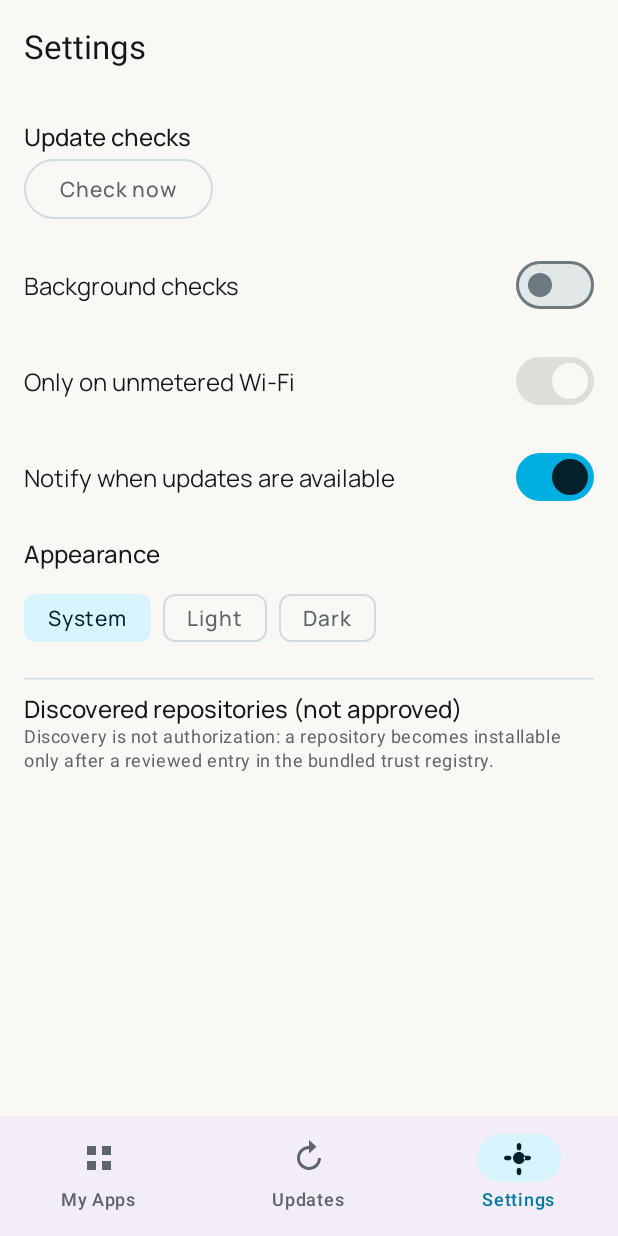
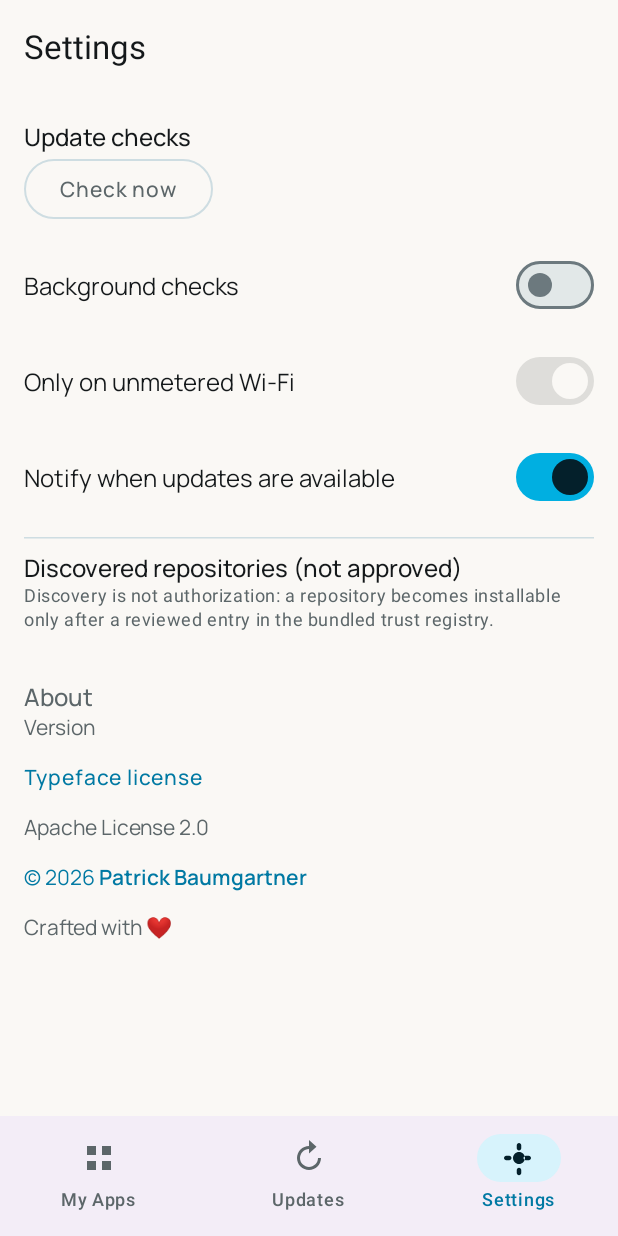
Before and after one commit to patbaumgartner/my-apps-android, an Android app built with Jetpack Compose: the SettingsScreen screen opened through its navigation route, on a phone screen of 412 x 824 dp. Run offline under Robolectric (Android 15) with nearby library versions, the phone set to English and light mode, and no system bars; network calls fail; 2 statements that could not run were skipped.

Commit message:
feat(settings): align About section and follow system theme
Add the canonical AuthorNote block (version with commit, typeface
license dialog, app license, author link) to Settings and drop the
appearance theme chooser so the theme always follows the system.

```diff
--- a/app/src/main/kotlin/com/patbaumgartner/android/myapps/data/settings/SettingsRepository.kt
+++ b/app/src/main/kotlin/com/patbaumgartner/android/myapps/data/settings/SettingsRepository.kt
@@ -5,8 +5,6 @@ import android.content.SharedPreferences
 import androidx.core.content.edit
 import com.patbaumgartner.android.myapps.domain.model.Channel
 import com.patbaumgartner.android.myapps.domain.trust.TrustRegistry
-
-enum class ThemeMode { SYSTEM, LIGHT, DARK }
 
 /**
  * Thin SharedPreferences wrapper. All keys are prefixed; nothing here is security-sensitive
@@ -47,10 +45,6 @@ class SettingsRepository(context: Context) {
     var notificationsEnabled: Boolean
         get() = prefs.getBoolean("notifications.enabled", true)
         set(value) = prefs.edit { putBoolean("notifications.enabled", value) }
-
-    var themeMode: ThemeMode
-        get() = ThemeMode.entries.firstOrNull { it.name == prefs.getString("theme", null) } ?: ThemeMode.SYSTEM
-        set(value) = prefs.edit { putString("theme", value.name) }
 
     /** ETag cache for GitHub API GETs, keyed by request path. */
     fun etagFor(path: String): String? = prefs.getString("etag.$path", null)
--- a/app/src/main/kotlin/com/patbaumgartner/android/myapps/ui/MainActivity.kt
+++ b/app/src/main/kotlin/com/patbaumgartner/android/myapps/ui/MainActivity.kt
@@ -9,10 +9,8 @@ import androidx.activity.compose.setContent
 import androidx.activity.enableEdgeToEdge
 import androidx.activity.result.contract.ActivityResultContracts
 import androidx.activity.viewModels
-import androidx.compose.runtime.collectAsState
-import androidx.compose.runtime.getValue
+import androidx.compose.foundation.isSystemInDarkTheme
 import androidx.core.content.ContextCompat
-import com.patbaumgartner.android.myapps.data.settings.ThemeMode
 import com.patbaumgartner.android.myapps.ui.theme.MyAppsTheme
 
 class MainActivity : ComponentActivity() {
@@ -29,13 +27,7 @@ class MainActivity : ComponentActivity() {
         requestNotificationPermissionIfNeeded()
         viewModel.refreshInstallPermission()
         setContent {
-            val theme by viewModel.themeMode.collectAsState()
-            val dark = when (theme) {
-                ThemeMode.SYSTEM -> androidx.compose.foundation.isSystemInDarkTheme()
-                ThemeMode.LIGHT -> false
-                ThemeMode.DARK -> true
-            }
-            MyAppsTheme(darkTheme = dark) {
+            MyAppsTheme(darkTheme = isSystemInDarkTheme()) {
                 MyAppsApp(viewModel)
             }
         }
--- a/app/src/main/kotlin/com/patbaumgartner/android/myapps/ui/MyAppsApp.kt
+++ b/app/src/main/kotlin/com/patbaumgartner/android/myapps/ui/MyAppsApp.kt
@@ -104,12 +104,10 @@ fun MyAppsApp(viewModel: MyAppsViewModel) {
             }
             composable(Route.Settings.route) {
                 SettingsScreen(
-                    themeMode = viewModel.themeMode,
                     backgroundChecks = viewModel.backgroundChecksEnabled,
                     wifiOnly = viewModel.backgroundWifiOnly,
                     notifications = viewModel.notificationsEnabled,
                     discovered = viewModel.discovered,
-                    onTheme = viewModel::setTheme,
                     onBackgroundChecks = viewModel::setBackgroundChecks,
                     onWifiOnly = viewModel::setBackgroundWifiOnly,
                     onNotifications = viewModel::setNotificationsEnabled,
--- a/app/src/main/kotlin/com/patbaumgartner/android/myapps/ui/MyAppsViewModel.kt
+++ b/app/src/main/kotlin/com/patbaumgartner/android/myapps/ui/MyAppsViewModel.kt
@@ -16,7 +16,6 @@ import com.patbaumgartner.android.myapps.data.install.InstallRepository
 import com.patbaumgartner.android.myapps.data.install.InstallResultReceiver
 import com.patbaumgartner.android.myapps.data.notify.Notifier
 import com.patbaumgartner.android.myapps.data.settings.SettingsRepository
-import com.patbaumgartner.android.myapps.data.settings.ThemeMode
 import com.patbaumgartner.android.myapps.data.work.UpdateCheckWorker
 import com.patbaumgartner.android.myapps.domain.model.ApkSelector
 import com.patbaumgartner.android.myapps.domain.model.Channel
@@ -89,7 +88,6 @@ class MyAppsViewModel(application: Application) : AndroidViewModel(application)
     private val _canInstallUnknown = MutableStateFlow(installer.canRequestPackageInstalls())
     val canInstallUnknown: StateFlow<Boolean> = _canInstallUnknown.asStateFlow()
 
-    val themeMode: StateFlow<ThemeMode> = MutableStateFlow(settings.themeMode)
     val backgroundChecksEnabled: StateFlow<Boolean> = MutableStateFlow(settings.backgroundChecksEnabled)
     val backgroundWifiOnly: StateFlow<Boolean> = MutableStateFlow(settings.backgroundWifiOnly)
     val notificationsEnabled: StateFlow<Boolean> = MutableStateFlow(settings.notificationsEnabled)
@@ -217,11 +215,6 @@ class MyAppsViewModel(application: Application) : AndroidViewModel(application)
         refreshOne(repo)
     }
 
-    fun setTheme(mode: ThemeMode) {
-        settings.themeMode = mode
-        (themeMode as MutableStateFlow).value = mode
-    }
-
     fun setBackgroundChecks(enabled: Boolean) {
         settings.backgroundChecksEnabled = enabled
         (backgroundChecksEnabled as MutableStateFlow).value = enabled
--- /dev/null
+++ b/app/src/main/kotlin/com/patbaumgartner/android/myapps/ui/components/AuthorNote.kt
@@ -0,0 +1,70 @@
+package com.patbaumgartner.android.myapps.ui.components
+
+import androidx.compose.foundation.layout.Column
+import androidx.compose.foundation.layout.PaddingValues
+import androidx.compose.foundation.layout.fillMaxWidth
+import androidx.compose.foundation.layout.padding
+import androidx.compose.material3.MaterialTheme
+import androidx.compose.material3.Text
+import androidx.compose.material3.TextButton
+import androidx.compose.runtime.Composable
+import androidx.compose.ui.Modifier
+import androidx.compose.ui.platform.LocalUriHandler
+import androidx.compose.ui.res.stringResource
+import androidx.compose.ui.text.SpanStyle
+import androidx.compose.ui.text.buildAnnotatedString
+import androidx.compose.ui.text.font.FontWeight
+import androidx.compose.ui.unit.dp
+import com.patbaumgartner.android.myapps.BuildConfig
+import com.patbaumgartner.android.myapps.R
+import com.patbaumgartner.android.myapps.ui.theme.MyAppsTheme
+
+@Composable
+internal fun AuthorNote(onShowTypefaceLicense: () -> Unit) {
+    val uriHandler = LocalUriHandler.current
+    val authorUrl = stringResource(R.string.about_author_url)
+    val authorName = stringResource(R.string.about_author_name)
+    val authorNote = stringResource(R.string.about_author)
+    val authorStart = authorNote.indexOf(authorName)
+    val styledAuthorNote = buildAnnotatedString {
+        append(authorNote)
+        if (authorStart >= 0) {
+            addStyle(SpanStyle(fontWeight = FontWeight.Bold), authorStart, authorStart + authorName.length)
+        }
+    }
+    Column(modifier = Modifier.fillMaxWidth().padding(vertical = 16.dp)) {
+        Text(
+            text = stringResource(R.string.about_heading),
+            style = MaterialTheme.typography.titleMedium,
+            color = MaterialTheme.colorScheme.onSurfaceVariant,
+        )
+        Text(
+            text = if (BuildConfig.GIT_COMMIT.isBlank()) {
+                stringResource(R.string.about_version, BuildConfig.VERSION_NAME)
+            } else {
+                stringResource(R.string.about_version_commit, BuildConfig.VERSION_NAME, BuildConfig.GIT_COMMIT)
+            },
+            style = MaterialTheme.typography.bodyMedium,
+            color = MaterialTheme.colorScheme.onSurfaceVariant,
+        )
+        TextButton(onClick = onShowTypefaceLicense, contentPadding = PaddingValues(0.dp)) {
+            Text(stringResource(R.string.settings_open_source_licenses), color = MyAppsTheme.accents.brand)
+        }
+        Text(
+            text = stringResource(R.string.about_app_license),
+            style = MaterialTheme.typography.bodyMedium,
+            color = MaterialTheme.colorScheme.onSurfaceVariant,
+        )
+        TextButton(
+            onClick = { uriHandler.openUri(authorUrl) },
+            contentPadding = PaddingValues(0.dp),
+        ) {
+            Text(styledAuthorNote, style = MaterialTheme.typography.bodyMedium, color = MyAppsTheme.accents.brand)
+        }
+        Text(
+            text = stringResource(R.string.about_crafted),
+            style = MaterialTheme.typography.bodyMedium,
+            color = MaterialTheme.colorScheme.onSurfaceVariant,
+        )
+    }
+}
--- a/app/src/main/kotlin/com/patbaumgartner/android/myapps/ui/screens/SettingsScreen.kt
+++ b/app/src/main/kotlin/com/patbaumgartner/android/myapps/ui/screens/SettingsScreen.kt
@@ -10,43 +10,49 @@ import androidx.compose.foundation.layout.fillMaxWidth
 import androidx.compose.foundation.layout.height
 import androidx.compose.foundation.layout.padding
 import androidx.compose.foundation.lazy.LazyColumn
+import androidx.compose.foundation.rememberScrollState
+import androidx.compose.foundation.verticalScroll
+import androidx.compose.material3.AlertDialog
 import androidx.compose.material3.Card
 import androidx.compose.material3.ExperimentalMaterial3Api
-import androidx.compose.material3.FilterChip
 import androidx.compose.material3.HorizontalDivider
 import androidx.compose.material3.MaterialTheme
 import androidx.compose.material3.OutlinedButton
 import androidx.compose.material3.Scaffold
 import androidx.compose.material3.Switch
 import androidx.compose.material3.Text
+import androidx.compose.material3.TextButton
 import androidx.compose.material3.TopAppBar
 import androidx.compose.runtime.Composable
 import androidx.compose.runtime.collectAsState
 import androidx.compose.runtime.getValue
+import androidx.compose.runtime.mutableStateOf
+import androidx.compose.runtime.remember
+import androidx.compose.runtime.setValue
 import androidx.compose.ui.Alignment
 import androidx.compose.ui.Modifier
+import androidx.compose.ui.platform.LocalResources
 import androidx.compose.ui.res.stringResource
 import androidx.compose.ui.unit.dp
 import com.patbaumgartner.android.myapps.R
-import com.patbaumgartner.android.myapps.data.settings.ThemeMode
 import com.patbaumgartner.android.myapps.ui.DiscoveredRepo
+import com.patbaumgartner.android.myapps.ui.components.AuthorNote
 import kotlinx.coroutines.flow.StateFlow
 
 @OptIn(ExperimentalMaterial3Api::class)
 @Composable
 fun SettingsScreen(
-    themeMode: StateFlow<ThemeMode>,
     backgroundChecks: StateFlow<Boolean>,
     wifiOnly: StateFlow<Boolean>,
     notifications: StateFlow<Boolean>,
     discovered: StateFlow<List<DiscoveredRepo>>,
-    onTheme: (ThemeMode) -> Unit,
     onBackgroundChecks: (Boolean) -> Unit,
     onWifiOnly: (Boolean) -> Unit,
     onNotifications: (Boolean) -> Unit,
     onCheckNow: () -> Unit,
 ) {
-    val theme by themeMode.collectAsState()
+    val resources = LocalResources.current
+    var licensesShown by remember { mutableStateOf(false) }
     val background by backgroundChecks.collectAsState()
     val wifi by wifiOnly.collectAsState()
     val notif by notifications.collectAsState()
@@ -87,20 +93,6 @@ fun SettingsScreen(
                 )
             }
             item {
-                Column(verticalArrangement = Arrangement.spacedBy(8.dp)) {
-                    Text(stringResource(R.string.settings_appearance), style = MaterialTheme.typography.titleMedium)
-                    Row(horizontalArrangement = Arrangement.spacedBy(8.dp)) {
-                        ThemeMode.entries.forEach { mode ->
-                            FilterChip(
-                                selected = theme == mode,
-                                onClick = { onTheme(mode) },
-                                label = { Text(mode.label) },
-                            )
-                        }
-                    }
-                }
-            }
-            item {
                 HorizontalDivider()
                 Spacer(Modifier.height(8.dp))
                 Text(stringResource(R.string.settings_discovered), style = MaterialTheme.typography.titleMedium)
@@ -129,7 +121,34 @@ fun SettingsScreen(
                     }
                 }
             }
+            item {
+                AuthorNote(onShowTypefaceLicense = { licensesShown = true })
+            }
         }
+    }
+
+    if (licensesShown) {
+        val licenseText = remember(resources) {
+            resources.openRawResource(R.raw.manrope_license)
+                .bufferedReader()
+                .use { it.readText() }
+        }
+        AlertDialog(
+            onDismissRequest = { licensesShown = false },
+            title = { Text(stringResource(R.string.settings_open_source_licenses_title)) },
+            text = {
+                Text(
+                    text = licenseText,
+                    modifier = Modifier.height(360.dp).verticalScroll(rememberScrollState()),
+                    style = MaterialTheme.typography.bodySmall,
+                )
+            },
+            confirmButton = {
+                TextButton(onClick = { licensesShown = false }) {
+                    Text(stringResource(R.string.action_close))
+                }
+            },
+        )
     }
 }
 
@@ -149,10 +168,3 @@ private fun SettingSwitch(
         Switch(checked = checked, onCheckedChange = onChecked, enabled = enabled)
     }
 }
-
-private val ThemeMode.label: String
-    get() = when (this) {
-        ThemeMode.SYSTEM -> "System"
-        ThemeMode.LIGHT -> "Light"
-        ThemeMode.DARK -> "Dark"
-    }
--- a/app/src/main/res/values/strings.xml
+++ b/app/src/main/res/values/strings.xml
@@ -14,6 +14,7 @@
     <string name="action_update">Update</string>
     <string name="action_check_now">Check now</string>
     <string name="action_back">Back</string>
+    <string name="action_close">Close</string>
     <string name="action_open_install_settings">Allow installs from myApps</string>
 
     <string name="not_installed">Not installed</string>
@@ -43,9 +44,19 @@
     <string name="settings_background_checks">Background checks</string>
     <string name="settings_wifi_only">Only on unmetered Wi-Fi</string>
     <string name="settings_notifications">Notify when updates are available</string>
-    <string name="settings_appearance">Appearance</string>
     <string name="settings_discovered">Discovered repositories (not approved)</string>
     <string name="settings_discovered_hint">Discovery is not authorization: a repository becomes installable only after a reviewed entry in the bundled trust registry.</string>
+    <string name="settings_open_source_licenses">Typeface license</string>
+    <string name="settings_open_source_licenses_title">Typeface license</string>
+
+    <string name="about_heading">About</string>
+    <string name="about_version">Version %1$s</string>
+    <string name="about_version_commit">Version %1$s (%2$s)</string>
+    <string name="about_author">© 2026 Patrick Baumgartner</string>
+    <string name="about_crafted">Crafted with ❤️</string>
+    <string name="about_author_name" translatable="false">Patrick Baumgartner</string>
+    <string name="about_author_url" translatable="false">https://patbaumgartner.com/</string>
+    <string name="about_app_license">Apache License 2.0</string>
 
     <string name="notification_channel_updates">Updates</string>
     <string name="notification_updates_title">Updates available</string>
```
Also changed, not shown: app/build.gradle.kts (+27 -0 lines).
